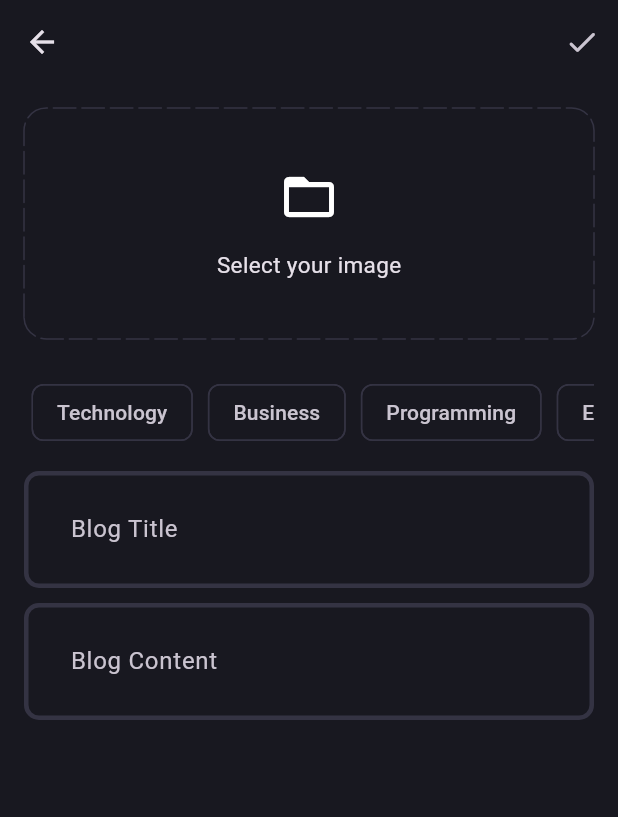
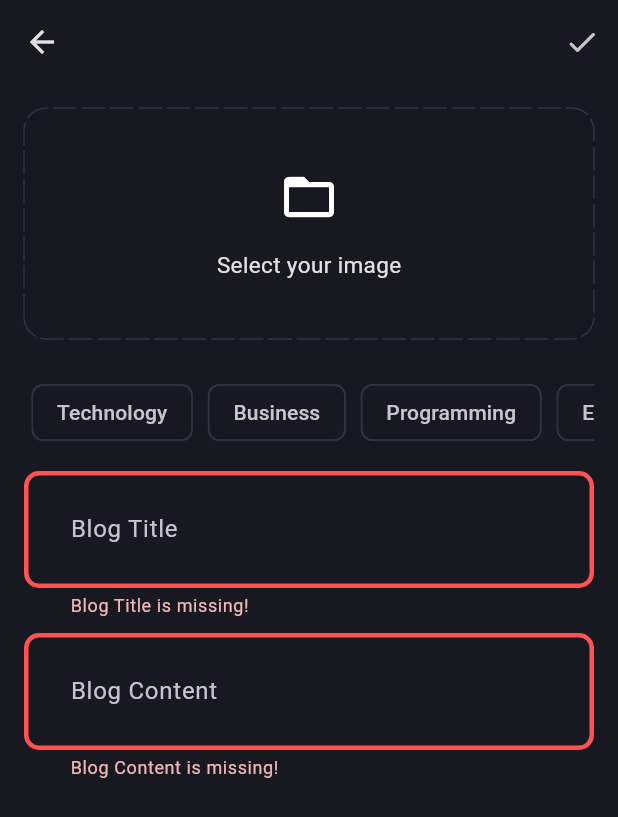
Before and after one commit to jvLarger/blog_app, a Flutter app: the AddNewBlogPage screen opened directly, after a tap on the "done" icon, on a phone screen of 412 x 824 dp. Shown: the top 817 px of the screen. Run offline on Flutter 3.47's test engine with Material 3 defaults, Android fonts, the phone set to English and light mode, and no system bars; drawn by our look-alikes of dotted_border; our stand-ins replace flutter_bloc, fpdart, get_it, image_picker, supabase_flutter; accounts and stored records are empty.

Commit message:
Add blog upload feature with Bloc and Supabase
Introduces the ability to upload blogs, including image upload, using a new BlogBloc, repository, use case, and data source integrated with Supabase. Adds form validation, Bloc state management, and dependency injection setup. Updates UI to support blog creation and navigation, and adds the uuid package for unique blog IDs.

```diff
--- /dev/null
+++ b/lib/features/blog/data/datasources/blog_remote_data_source.dart
@@ -0,0 +1,53 @@
+import 'dart:io';
+
+import 'package:blog_app/core/error/exceptions.dart';
+import 'package:blog_app/features/blog/data/models/blog_model.dart';
+import 'package:supabase_flutter/supabase_flutter.dart';
+
+abstract interface class BlogRemoteDataSource {
+  Future<BlogModel> uploadBlog(BlogModel blog);
+  Future<String> uploadBlogImage({
+    required File image,
+    required BlogModel blog,
+  });
+}
+
+class BlogRemoteDataSourceImpl implements BlogRemoteDataSource {
+  final SupabaseClient supabaseClient;
+
+  const BlogRemoteDataSourceImpl(this.supabaseClient);
+
+  @override
+  Future<BlogModel> uploadBlog(BlogModel blog) async {
+    try {
+      final blogData = await supabaseClient
+          .from("blogs")
+          .insert(
+            blog.toJson(),
+          )
+          .select();
+      return BlogModel.fromJson(blogData.first);
+    } catch (e) {
+      throw ServerException(e.toString());
+    }
+  }
+
+  @override
+  Future<String> uploadBlogImage({
+    required File image,
+    required BlogModel blog,
+  }) async {
+    try {
+      await supabaseClient.storage.from("blog_images").upload(
+            blog.id,
+            image,
+          );
+
+      return supabaseClient.storage.from("blog_images").getPublicUrl(
+            blog.id,
+          );
+    } catch (e) {
+      throw ServerException(e.toString());
+    }
+  }
+}
--- /dev/null
+++ b/lib/features/blog/domain/entities/blog.dart
@@ -0,0 +1,19 @@
+class Blog {
+  final String id;
+  final String posterId;
+  final String title;
+  final String content;
+  final String imageUrl;
+  final List<String> topics;
+  final DateTime updatedAt;
+
+  Blog({
+    required this.id,
+    required this.posterId,
+    required this.title,
+    required this.content,
+    required this.imageUrl,
+    required this.topics,
+    required this.updatedAt,
+  });
+}
--- /dev/null
+++ b/lib/features/blog/domain/repositories/blog_repository.dart
@@ -0,0 +1,15 @@
+import 'dart:io';
+
+import 'package:blog_app/core/error/failures.dart';
+import 'package:blog_app/features/blog/domain/entities/blog.dart';
+import 'package:fpdart/fpdart.dart';
+
+abstract interface class BlogRepository {
+  Future<Either<Failure, Blog>> uploadBlog({
+    required File image,
+    required String title,
+    required String content,
+    required String posterId,
+    required List<String> topics,
+  });
+}
--- /dev/null
+++ b/lib/features/blog/domain/usecases/upload_blog.dart
@@ -0,0 +1,40 @@
+// ignore_for_file: public_member_api_docs, sort_constructors_first
+import 'dart:io';
+
+import 'package:blog_app/core/error/failures.dart';
+import 'package:blog_app/core/usecase/usecase.dart';
+import 'package:blog_app/features/blog/domain/entities/blog.dart';
+import 'package:blog_app/features/blog/domain/repositories/blog_repository.dart';
+import 'package:fpdart/fpdart.dart';
+
+class UploadBlog implements UseCase<Blog, UploadBlogParams> {
+  final BlogRepository blogRepository;
+
+  const UploadBlog(this.blogRepository);
+
+  @override
+  Future<Either<Failure, Blog>> call(UploadBlogParams params) async {
+    return await blogRepository.uploadBlog(
+      image: params.image,
+      title: params.title,
+      content: params.content,
+      posterId: params.posterId,
+      topics: params.topics,
+    );
+  }
+}
+
+class UploadBlogParams {
+  final String posterId;
+  final String title;
+  final String content;
+  final File image;
+  final List<String> topics;
+  UploadBlogParams({
+    required this.posterId,
+    required this.title,
+    required this.content,
+    required this.image,
+    required this.topics,
+  });
+}
--- /dev/null
+++ b/lib/features/blog/presentation/bloc/blog_bloc.dart
@@ -0,0 +1,40 @@
+import 'dart:io';
+
+import 'package:blog_app/features/blog/domain/usecases/upload_blog.dart';
+import 'package:flutter/material.dart';
+import 'package:flutter_bloc/flutter_bloc.dart';
+
+part 'blog_event.dart';
+part 'blog_state.dart';
+
+class BlogBloc extends Bloc<BlogEvent, BlogState> {
+  final UploadBlog uploadBlog;
+
+  BlogBloc(this.uploadBlog) : super(BlogInitial()) {
+    on<BlogEvent>((event, emit) => emit(BlogLoading()));
+    on<BlogUpload>(_onBlogUpload);
+  }
+
+  void _onBlogUpload(BlogUpload event, Emitter<BlogState> emit) async {
+    final response = await uploadBlog(
+      UploadBlogParams(
+        posterId: event.posterId,
+        title: event.title,
+        content: event.content,
+        image: event.image,
+        topics: event.topics,
+      ),
+    );
+
+    response.fold(
+      (failure) => emit(
+        BlogFailure(
+          failure.message,
+        ),
+      ),
+      (blog) => emit(
+        BlogSuccess(),
+      ),
+    );
+  }
+}
--- /dev/null
+++ b/lib/features/blog/presentation/bloc/blog_event.dart
@@ -0,0 +1,20 @@
+part of 'blog_bloc.dart';
+
+@immutable
+sealed class BlogEvent {}
+
+final class BlogUpload extends BlogEvent {
+  final String posterId;
+  final String title;
+  final String content;
+  final File image;
+  final List<String> topics;
+
+  BlogUpload({
+    required this.posterId,
+    required this.title,
+    required this.content,
+    required this.image,
+    required this.topics,
+  });
+}
--- /dev/null
+++ b/lib/features/blog/presentation/bloc/blog_state.dart
@@ -0,0 +1,18 @@
+part of 'blog_bloc.dart';
+
+@immutable
+sealed class BlogState {}
+
+final class BlogInitial extends BlogState {}
+
+final class BlogLoading extends BlogState {}
+
+final class BlogFailure extends BlogState {
+  final String error;
+
+  BlogFailure(this.error);
+}
+
+final class BlogSuccess extends BlogState {
+
+}
--- a/lib/features/blog/presentation/pages/add_new_blog_page.dart
+++ b/lib/features/blog/presentation/pages/add_new_blog_page.dart
@@ -1,10 +1,16 @@
 import 'dart:io';
 
+import 'package:blog_app/core/common/cubits/app_user/app_user_cubit.dart';
+import 'package:blog_app/core/common/widgets/loader.dart';
 import 'package:blog_app/core/theme/app_pallete.dart';
 import 'package:blog_app/core/utils/pick_image.dart';
+import 'package:blog_app/core/utils/show_snackbar.dart';
+import 'package:blog_app/features/blog/presentation/bloc/blog_bloc.dart';
+import 'package:blog_app/features/blog/presentation/pages/blog_page.dart';
 import 'package:blog_app/features/blog/presentation/widgets/blog_editor.dart';
 import 'package:dotted_border/dotted_border.dart';
 import 'package:flutter/material.dart';
+import 'package:flutter_bloc/flutter_bloc.dart';
 
 class AddNewBlogPage extends StatefulWidget {
   static route() => MaterialPageRoute(builder: (context) => const AddNewBlogPage());
@@ -17,6 +23,7 @@ class AddNewBlogPage extends StatefulWidget {
 class _AddNewBlogPageState extends State<AddNewBlogPage> {
   final titleController = TextEditingController();
   final contentController = TextEditingController();
+  final formKey = GlobalKey<FormState>();
   List<String> selectedTopics = [];
   File? image;
   void selectImage() async {
@@ -25,6 +32,21 @@ class _AddNewBlogPageState extends State<AddNewBlogPage> {
       setState(() {
         image = pickedImage;
       });
+    }
+  }
+
+  void uploadBlog() {
+    if (formKey.currentState!.validate() && selectedTopics.isNotEmpty && image != null) {
+      final posterId = (context.read<AppUserCubit>().state as AppUserLoggedIn).user.id;
+      context.read<BlogBloc>().add(
+            BlogUpload(
+              posterId: posterId,
+              title: titleController.text.trim(),
+              content: contentController.text.trim(),
+              image: image!,
+              topics: selectedTopics,
+            ),
+          );
     }
   }
 
@@ -41,14 +63,35 @@ class _AddNewBlogPageState extends State<AddNewBlogPage> {
       appBar: AppBar(
         actions: [
           IconButton(
-            onPressed: () {},
+            onPressed: () {
+              uploadBlog();
+            },
             icon: Icon(Icons.done_rounded),
           ),
         ],
       ),
-      body: SingleChildScrollView(
+      body: BlocConsumer<BlogBloc, BlogState>(
+        listener: (context, state) {
+          if (state is BlogFailure) {
+            showSnackBar(context, state.error);
+          } else if (state is BlogSuccess) {
+            Navigator.pushAndRemoveUntil(
+              context,
+              BlogPage.route(),
+              (route) => false,
+            );
+          }
+        },
+        builder: (context, state) {
+          if (state is BlogLoading) {
+            return const Loader();
+          }
+
+          return SingleChildScrollView(
             child: Padding(
               padding: const EdgeInsets.all(16.0),
+              child: Form(
+                key: formKey,
                 child: Column(
                   children: [
                     image != null
@@ -170,5 +213,8 @@ class _AddNewBlogPageState extends State<AddNewBlogPage> {
               ),
             ),
           );
+        },
+      ),
+    );
   }
 }
--- a/lib/features/blog/presentation/pages/blog_page.dart
+++ b/lib/features/blog/presentation/pages/blog_page.dart
@@ -3,6 +3,7 @@ import 'package:flutter/cupertino.dart';
 import 'package:flutter/material.dart';
 
 class BlogPage extends StatelessWidget {
+  static route() => MaterialPageRoute(builder: (context) => BlogPage());
   const BlogPage({super.key});
 
   @override
--- a/lib/features/blog/presentation/widgets/blog_editor.dart
+++ b/lib/features/blog/presentation/widgets/blog_editor.dart
@@ -17,6 +17,12 @@ class BlogEditor extends StatelessWidget {
         hintText: hintText,
       ),
       maxLines: null,
+      validator: (value) {
+        if (value!.trim().isEmpty) {
+          return "$hintText is missing!";
+        }
+        return null;
+      },
     );
   }
 }
--- a/lib/main.dart
+++ b/lib/main.dart
@@ -2,6 +2,7 @@ import 'package:blog_app/core/common/cubits/app_user/app_user_cubit.dart';
 import 'package:blog_app/core/theme/theme.dart';
 import 'package:blog_app/features/auth/presentation/bloc/auth_bloc.dart';
 import 'package:blog_app/features/auth/presentation/pages/login_page.dart';
+import 'package:blog_app/features/blog/presentation/bloc/blog_bloc.dart';
 import 'package:blog_app/features/blog/presentation/pages/blog_page.dart';
 import 'package:blog_app/init_dependencies.dart';
 import 'package:flutter/material.dart';
@@ -18,6 +19,9 @@ void main() async {
         ),
         BlocProvider(
           create: (_) => serviceLocator<AuthBloc>(),
+        ),
+        BlocProvider(
+          create: (_) => serviceLocator<BlogBloc>(),
         ),
       ],
       child: const MyApp(),
--- a/pubspec.yaml
+++ b/pubspec.yaml
@@ -40,6 +40,7 @@ dependencies:
   get_it: ^8.2.0
   dotted_border: ^3.1.0
   image_picker: ^1.2.0
+  uuid: ^4.5.1
 
 dev_dependencies:
   flutter_test:
```
Also changed, not shown: lib/features/blog/data/models/blog_model.dart (added, +61 -0 lines), lib/features/blog/data/repositories/blog_repository_impl.dart (added, +55 -0 lines), lib/init_dependencies.dart (+30 -0 lines), pubspec.lock. Lines whose indentation alone changed are shown as unchanged.
